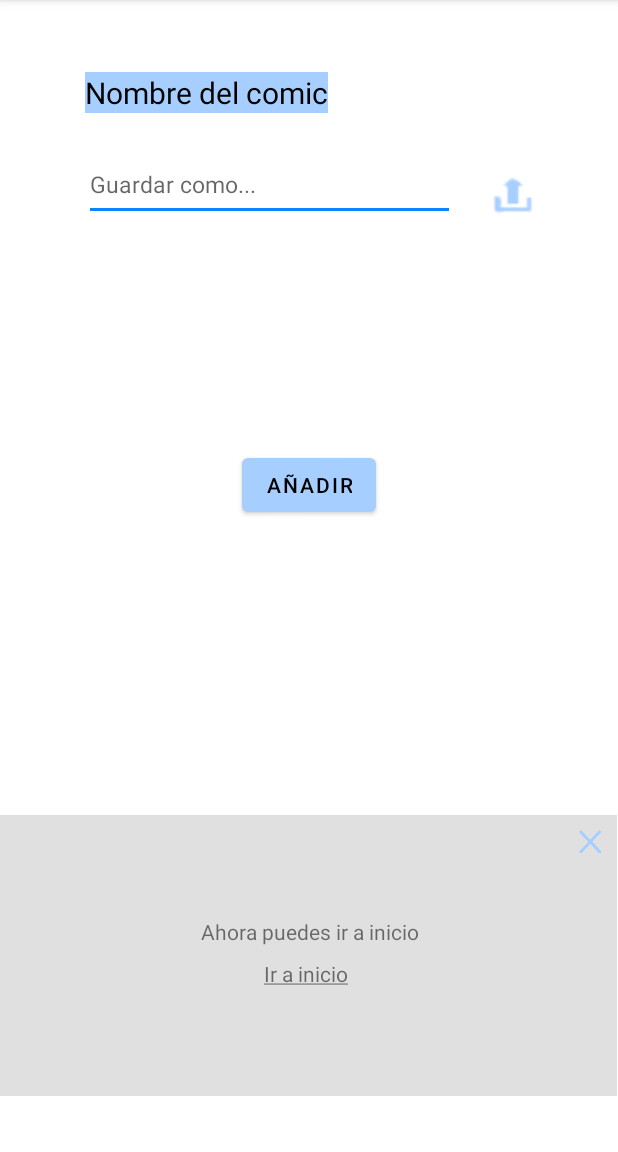
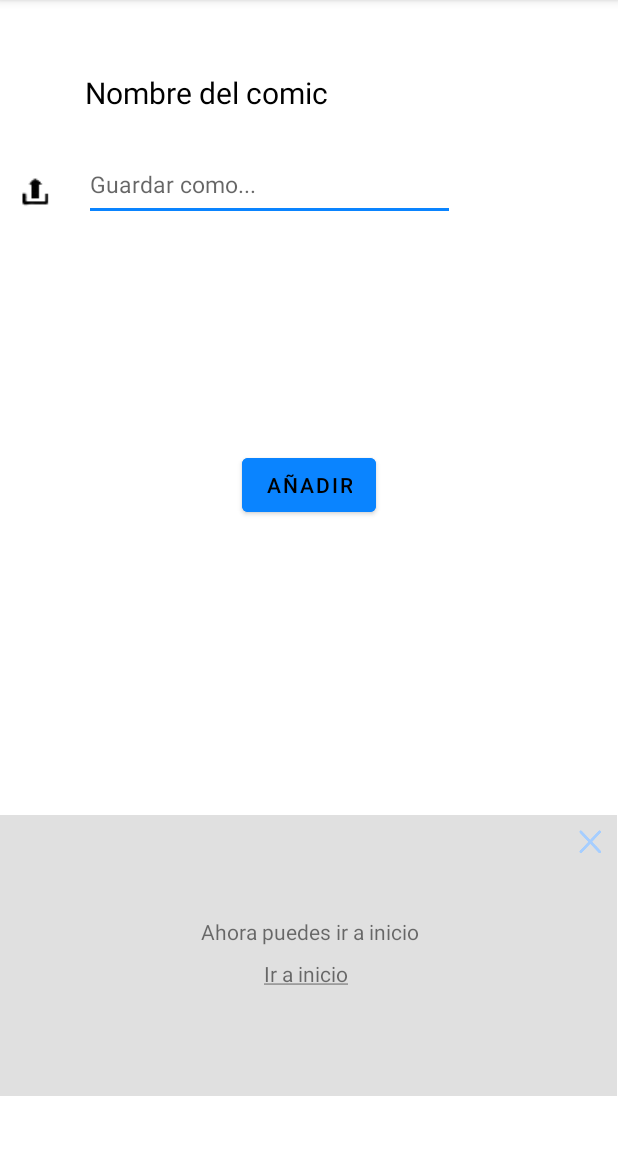
Before and after one commit to AleksandraJ22/PracticaInterficies, an Android app: the guardarComic screen opened directly, with no data from a screen before it, on a phone screen of 412 x 824 dp, the part 84-1236 px from its top. Run offline under Robolectric (Android 15) with nearby library versions, the phone set to English and light mode, and no system bars.

Commit message:
correccion de imageView a ButtonView de los elementos

```diff
--- a/app/src/main/res/layout/guardar_comic.xml
+++ b/app/src/main/res/layout/guardar_comic.xml
@@ -27,28 +27,19 @@
         android:layout_width="wrap_content"
         android:layout_height="wrap_content"
         android:layout_marginTop="152dp"
+        android:backgroundTint="@color/azul"
         android:text="@string/añadir"
         app:layout_constraintEnd_toEndOf="parent"
         app:layout_constraintStart_toStartOf="parent"
         app:layout_constraintTop_toBottomOf="@+id/editText2"
         tools:ignore="MissingConstraints" />
 
-    <Button
-        android:id="@+id/button21"
-        android:layout_width="40dp"
-        android:layout_height="40dp"
-        android:layout_marginEnd="44dp"
-        android:background="@drawable/download_btn"
-        app:layout_constraintBottom_toBottomOf="@+id/editText2"
-        app:layout_constraintEnd_toEndOf="parent"
-        app:layout_constraintHorizontal_bias="0.791"
-        app:layout_constraintStart_toEndOf="@+id/editText2" />
-
     <TextView
         android:id="@+id/textView13"
         android:layout_width="wrap_content"
         android:layout_height="wrap_content"
         android:layout_marginTop="48dp"
+        android:background="@color/transparente"
         android:text="@string/nombre_del_comic"
         android:textColor="@color/black"
         android:textSize="20dp"
@@ -102,5 +93,14 @@
             app:layout_constraintTop_toBottomOf="@+id/textView24" />
     </androidx.constraintlayout.widget.ConstraintLayout>
 
+    <ImageButton
+        android:id="@+id/imageButton"
+        android:layout_width="47dp"
+        android:layout_height="44dp"
+        android:background="@color/transparente"
+        app:layout_constraintBottom_toBottomOf="@+id/editText2"
+        app:srcCompat="@drawable/download_btn"
+        tools:layout_editor_absoluteX="327dp" />
+
 
 </androidx.constraintlayout.widget.ConstraintLayout>
```
